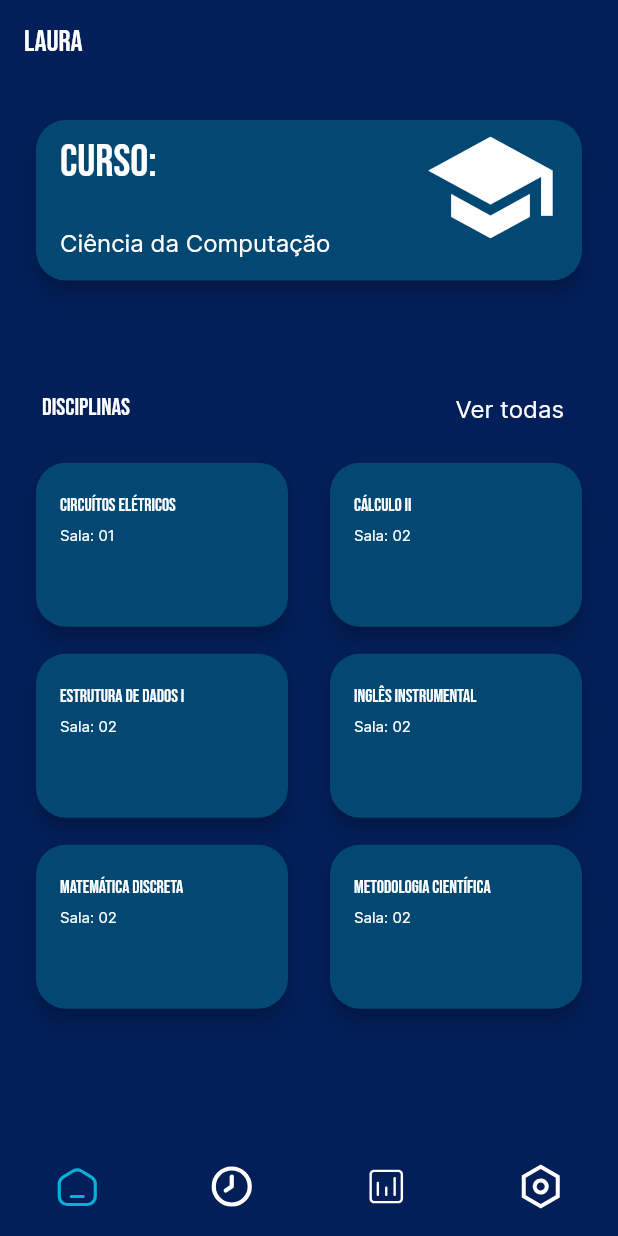
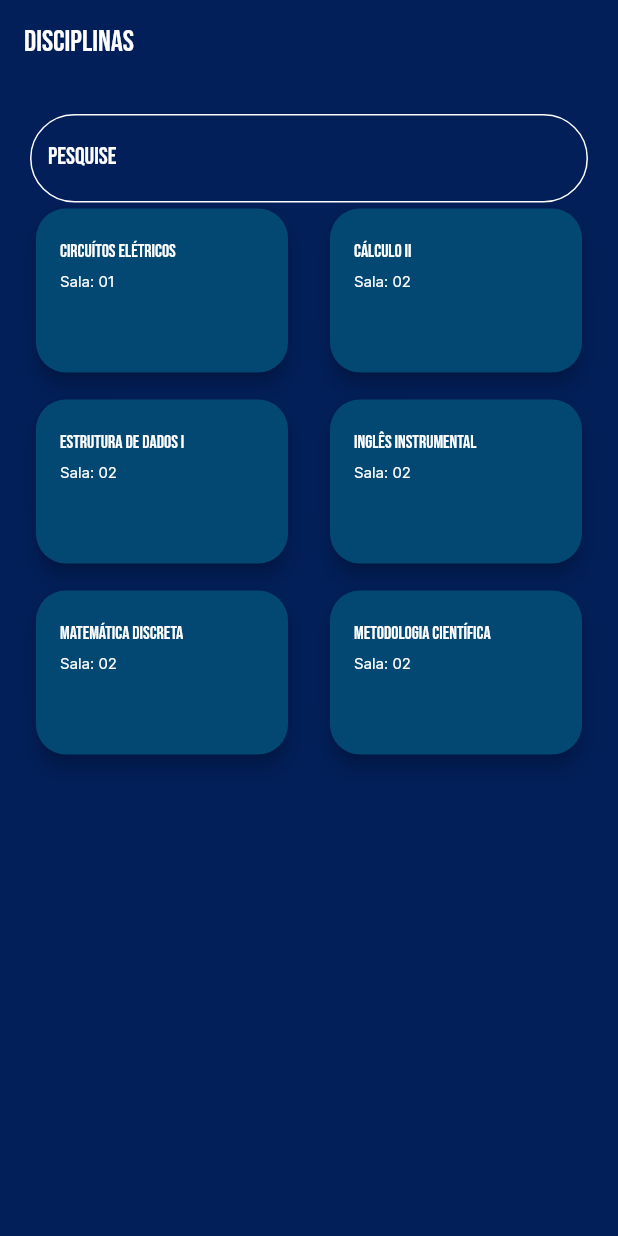
Before and after one commit to yurilima7/Acad-Facil, a Flutter app: the screen it shows after launch, after a tap on "Ver todas", on a phone screen of 412 x 824 dp. Run offline on Flutter 3.47's test engine with Material 2 defaults, Android fonts, the phone set to English and light mode, and no system bars; our stand-ins replace flutter_svg.

Commit message:
Tela de disciplinas
Iniciando a criação da tela de disciplinas e campo de pesquisa

```diff
--- a/acad_facil/lib/App/Core/Utils/app_routes.dart
+++ b/acad_facil/lib/App/Core/Utils/app_routes.dart
@@ -4,4 +4,5 @@ class AppRoutes {
   static const settings = '/configuracoes';
   static const schedules = '/horarios';
   static const tabs = '/';
+  static const disciplines = '/disciplines';
 }
--- a/acad_facil/lib/App/Core/Widgets/grid_disciplines.dart
+++ b/acad_facil/lib/App/Core/Widgets/grid_disciplines.dart
@@ -6,9 +6,11 @@ import 'package:flutter/material.dart';
 import 'package:provider/provider.dart';
 
 class GridDisciplines extends StatelessWidget {
+  final bool presentsAll;
 
   const GridDisciplines({
     Key? key,
+    required this.presentsAll,
   }) : super(key: key);
 
   @override
@@ -28,7 +30,7 @@ class GridDisciplines extends StatelessWidget {
         ),
 
         physics: const NeverScrollableScrollPhysics(),
-        itemCount: 6,
+        itemCount: presentsAll ? providerDisciplines.disciplinesCount : 6,
               itemBuilder: (context, i) => ChangeNotifierProvider.value(
                 value: disciplines[i],
                 child: const DisciplineCard(),
--- a/acad_facil/lib/App/Core/Widgets/information_card.dart
+++ b/acad_facil/lib/App/Core/Widgets/information_card.dart
@@ -7,7 +7,9 @@ class InformationCard extends StatelessWidget {
 
   @override
   Widget build(BuildContext context) {
-    return Card(
+    return SizedBox(
+      height: 150,
+      child: Card(
 
         color: Theme.of(context).colorScheme.secondary,
         elevation: 5,
@@ -45,6 +47,7 @@ class InformationCard extends StatelessWidget {
             ),
           ],
         ),
+      ),
     );
   }
 }
--- /dev/null
+++ b/acad_facil/lib/App/Core/Widgets/text_button_app.dart
@@ -0,0 +1,24 @@
+import 'package:acad_facil/App/Core/Styles/text_styles.dart';
+import 'package:flutter/material.dart';
+
+class TextButtonApp extends StatelessWidget {
+  final String title;
+  final Function() action;
+
+  const TextButtonApp({
+    Key? key,
+    required this.title,
+    required this.action,
+  }) : super(key: key);
+
+  @override
+  Widget build(BuildContext context) {
+    return TextButton(
+      onPressed: () => action(),
+      child: Text(
+        title,
+        style: context.textStyles.secundaryTitle,
+      ),
+    );
+  }
+}
--- /dev/null
+++ b/acad_facil/lib/App/Screens/Disciplines Screen/disciplines_screen.dart
@@ -0,0 +1,32 @@
+import 'package:acad_facil/App/Core/Widgets/grid_disciplines.dart';
+import 'package:acad_facil/App/Screens/Disciplines%20Screen/search.dart';
+import 'package:flutter/material.dart';
+
+class DisciplinesScreen extends StatelessWidget {
+  const DisciplinesScreen({Key? key}) : super(key: key);
+
+  @override
+  Widget build(BuildContext context) {
+    return Scaffold(
+      appBar: AppBar(
+        title: const Text('Disciplinas'),
+        elevation: 0,
+        automaticallyImplyLeading: false,
+      ),
+
+      body: SingleChildScrollView(
+        physics: const BouncingScrollPhysics(),
+
+        child: Padding(
+          padding: const EdgeInsets.all(20.0),
+          child: Wrap(
+            children: const [
+              Search(),
+              GridDisciplines(presentsAll: true)
+            ],
+          ),
+        ),
+      ),
+    );
+  }
+}
--- /dev/null
+++ b/acad_facil/lib/App/Screens/Disciplines Screen/search.dart
@@ -0,0 +1,48 @@
+import 'package:flutter/material.dart';
+
+class Search extends StatefulWidget {
+  const Search({Key? key}) : super(key: key);
+
+  @override
+  State<Search> createState() => _SearchState();
+}
+
+class _SearchState extends State<Search> {
+
+  @override
+  Widget build(BuildContext context) {
+    return TextFormField(
+      // coloração do texto digitado
+      style: const TextStyle(
+            color: Colors.white),
+
+      decoration: InputDecoration(
+
+        floatingLabelBehavior:
+            FloatingLabelBehavior.never, // desativa a subida da label
+
+        border: OutlineInputBorder(
+          // definindo o tamanho das bordas
+          borderRadius: BorderRadius.circular(20.0),
+        ),
+
+        labelText: 'Pesquise', // texto a ser exibido na label
+
+        labelStyle: const TextStyle(
+          color: Colors.white,
+        ),
+
+        enabledBorder: OutlineInputBorder(
+          borderSide: const BorderSide(
+              color: Color(0xFFFFFFFF),
+          ), // define a cor da borda quando não selecionado o input
+
+          borderRadius: BorderRadius.circular(
+            30.0,
+          ), // define as bordas, para manter o padrão
+        ),
+
+      ),
+    );
+  }
+}
--- a/acad_facil/lib/App/Screens/Home Screen/home_screen.dart
+++ b/acad_facil/lib/App/Screens/Home Screen/home_screen.dart
@@ -1,8 +1,11 @@
 import 'package:acad_facil/App/Controllers/disciplines_controller.dart';
 import 'package:acad_facil/App/Controllers/user_controller.dart';
+import 'package:acad_facil/App/Core/Utils/app_routes.dart';
+
 import 'package:acad_facil/App/Core/Widgets/information_card.dart';
 import 'package:acad_facil/App/Core/Widgets/grid_disciplines.dart';
 import 'package:acad_facil/App/Core/Styles/text_styles.dart';
+import 'package:acad_facil/App/Core/Widgets/text_button_app.dart';
 import 'package:flutter/material.dart';
 import 'package:provider/provider.dart';
 
@@ -28,6 +31,10 @@ class _HomeScreenState extends State<HomeScreen> {
           });
         });
     });
+  }
+
+  void nextScreen(){
+    Navigator.of(context).pushNamed(AppRoutes.disciplines);
   }
 
   @override
@@ -66,18 +73,16 @@ class _HomeScreenState extends State<HomeScreen> {
 
                       Visibility(
                         visible: !_isLoading,
-                        child: TextButton(
-                          onPressed: () {},
-                          child: providerDiscipline.disciplinesCount != 0
-                            ? Text(
-                                'Ver todas',
-                                style: context.textStyles.secundaryTitle,
+
+                        child: providerDiscipline.disciplinesCount != 0
+                            ? TextButtonApp(
+                                title: 'Ver todas',
+                                action: nextScreen,
                               )
-                            : Text(
-                                'Adicionar',
-                                style: context.textStyles.secundaryTitle,
+                            : TextButtonApp(
+                                title: 'Adicionar',
+                                action: nextScreen,
                               ),
-                        ),
                       ),
                     ],
                   ),
@@ -85,7 +90,7 @@ class _HomeScreenState extends State<HomeScreen> {
 
                 _isLoading
                   ? const CircularProgressIndicator(color: Colors.white,)
-                  : const GridDisciplines(),
+                  : const GridDisciplines(presentsAll: false),
               ],
             ),
           ],
--- a/acad_facil/lib/App/acad_facil.dart
+++ b/acad_facil/lib/App/acad_facil.dart
@@ -1,6 +1,7 @@
 import 'package:acad_facil/App/Controllers/disciplines_controller.dart';
 import 'package:acad_facil/App/Controllers/user_controller.dart';
 import 'package:acad_facil/App/Core/Theme/theme_setttings.dart';
+import 'package:acad_facil/App/Screens/Disciplines%20Screen/disciplines_screen.dart';
 import 'package:acad_facil/App/Screens/Grades%20Screen/grades_screen.dart';
 import 'package:acad_facil/App/Screens/Home%20Screen/home_screen.dart';
 import 'package:acad_facil/App/Screens/Schedules%20Screen/schedules_screen.dart';
@@ -36,6 +37,7 @@ class AcadFacil extends StatelessWidget {
           AppRoutes.settings:(context) => const SettingsScreen(),
           AppRoutes.schedules:(context) => const SchedulesScreen(),
           AppRoutes.grades:(context) => const GradesScreen(),
+          AppRoutes.disciplines:(context) => const DisciplinesScreen(),
         },
       ),
     );
```
Also changed, not shown: acad_facil/lib/App/Core/Widgets/text_button.dart (deleted). Lines whose indentation alone changed are shown as unchanged.
